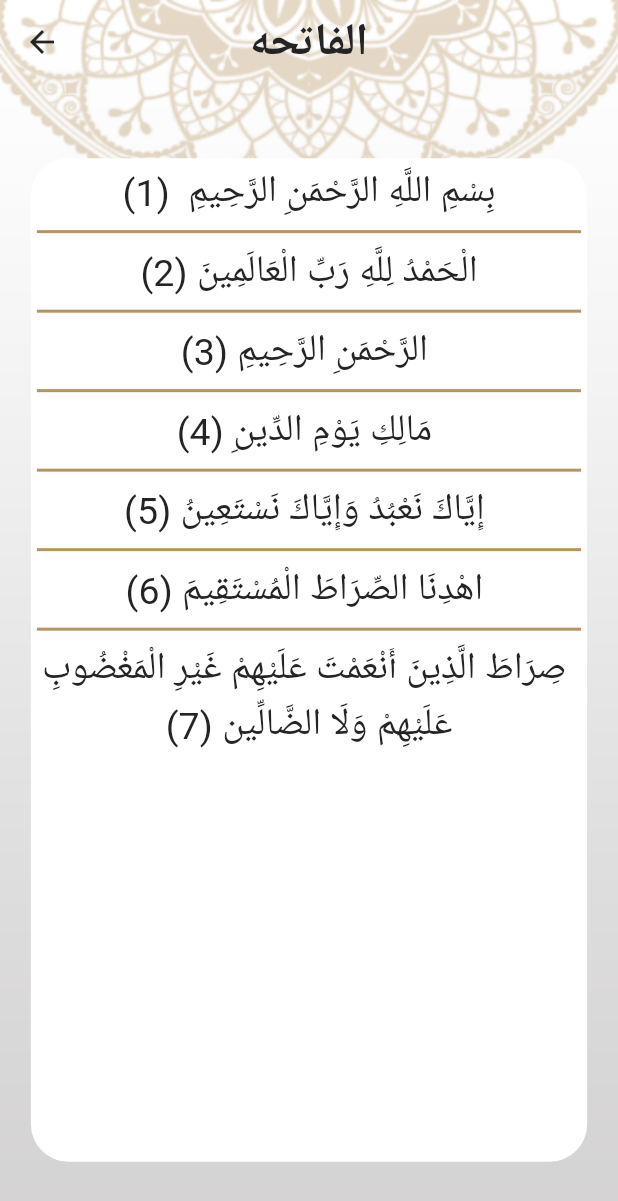
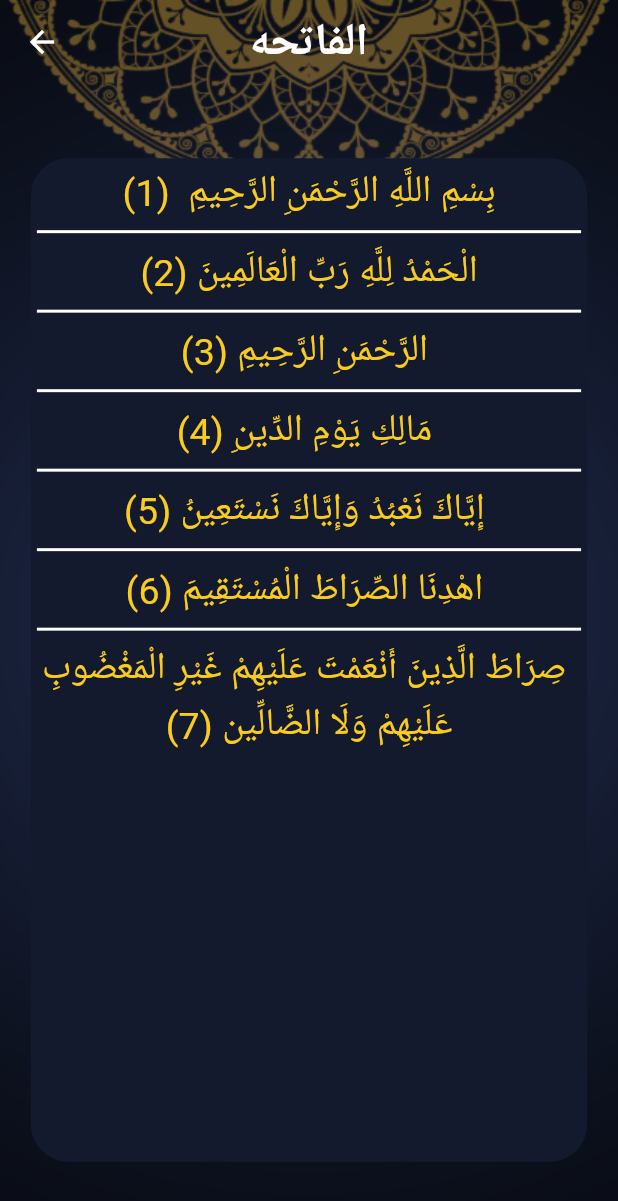
Before and after one commit to Amira-ElSafty/islami_app_c10_fri, a Flutter app: the screen it shows after launch, after a tap on "الفاتحه", on a phone screen of 412 x 824 dp. Shown: the top 1201 px of the screen. Run offline on Flutter 3.47's test engine with Material 3 defaults, Android fonts, the phone set to English and light mode, and no system bars; generated files the repository leaves out were written again.

Commit message:
finished settings tab using provider.

```diff
--- /dev/null
+++ b/l10n.yaml
@@ -0,0 +1,3 @@
+arb-dir: lib/l10n
+template-arb-file: app_en.arb
+output-localization-file: app_localizations.dart
--- a/lib/home/hadeth/hadeth_tab.dart
+++ b/lib/home/hadeth/hadeth_tab.dart
@@ -2,6 +2,7 @@ import 'package:flutter/material.dart';
 import 'package:flutter/services.dart';
 import 'package:flutter_app_islami_c10_fri/home/hadeth/item_hadeth_name.dart';
 import 'package:flutter_app_islami_c10_fri/my_theme.dart';
+import 'package:flutter_gen/gen_l10n/app_localizations.dart';
 
 class HadethTab extends StatefulWidget {
   @override
@@ -24,7 +25,7 @@ class _HadethTabState extends State<HadethTab> {
           thickness: 3,
         ),
         Text(
-          'Hadeth Name',
+          AppLocalizations.of(context)!.hadeth_name,
           style: Theme.of(context).textTheme.titleMedium,
         ),
         Divider(
--- a/lib/home/home_screen.dart
+++ b/lib/home/home_screen.dart
@@ -3,6 +3,10 @@ import 'package:flutter_app_islami_c10_fri/home/hadeth/hadeth_tab.dart';
 import 'package:flutter_app_islami_c10_fri/home/quran/quran_tab.dart';
 import 'package:flutter_app_islami_c10_fri/home/radio/radio_tab.dart';
 import 'package:flutter_app_islami_c10_fri/home/sebha/sebha_tab.dart';
+import 'package:flutter_app_islami_c10_fri/home/settings/settiings_tab.dart';
+import 'package:flutter_app_islami_c10_fri/provider/app_config_provider.dart';
+import 'package:flutter_gen/gen_l10n/app_localizations.dart';
+import 'package:provider/provider.dart';
 
 class HomeScreen extends StatefulWidget {
   static const String routeName = 'home-screen';
@@ -16,18 +20,26 @@ class _HomeScreenState extends State<HomeScreen> {
 
   @override
   Widget build(BuildContext context) {
+    var provider = Provider.of<AppConfigProvider>(context);
     return Stack(
       children: [
-        Image.asset(
-          'assets/images/main_background.png',
-          width: double.infinity,
-          height: double.infinity,
-          fit: BoxFit.fill,
-        ),
+        provider.isDarkMode()
+            ? Image.asset(
+                'assets/images/main_background_dark.png',
+                width: double.infinity,
+                height: double.infinity,
+                fit: BoxFit.fill,
+              )
+            : Image.asset(
+                'assets/images/main_background.png',
+                width: double.infinity,
+                height: double.infinity,
+                fit: BoxFit.fill,
+              ),
         Scaffold(
           appBar: AppBar(
-            title:
-                Text('Islami', style: Theme.of(context).textTheme.titleLarge),
+            title: Text(AppLocalizations.of(context)!.app_title,
+                style: Theme.of(context).textTheme.titleLarge),
           ),
           bottomNavigationBar: Theme(
             data: Theme.of(context)
@@ -41,17 +53,20 @@ class _HomeScreenState extends State<HomeScreen> {
               items: [
                 BottomNavigationBarItem(
                     icon: ImageIcon(AssetImage('assets/images/icon_quran.png')),
-                    label: 'Quran'),
+                    label: AppLocalizations.of(context)!.quran),
                 BottomNavigationBarItem(
                     icon:
                         ImageIcon(AssetImage('assets/images/icon_hadeth.png')),
-                    label: 'Hadeth'),
+                    label: AppLocalizations.of(context)!.hadeth),
                 BottomNavigationBarItem(
                     icon: ImageIcon(AssetImage('assets/images/icon_sebha.png')),
-                    label: 'Sebha'),
+                    label: AppLocalizations.of(context)!.sebha),
                 BottomNavigationBarItem(
                     icon: ImageIcon(AssetImage('assets/images/icon_radio.png')),
-                    label: 'Radio'),
+                    label: AppLocalizations.of(context)!.radio),
+                BottomNavigationBarItem(
+                    icon: Icon(Icons.settings),
+                    label: AppLocalizations.of(context)!.settings),
               ],
             ),
           ),
@@ -61,5 +76,11 @@ class _HomeScreenState extends State<HomeScreen> {
     );
   }
 
-  List<Widget> tabs = [QuranTab(), HadethTab(), SebhaTab(), RadioTab()];
+  List<Widget> tabs = [
+    QuranTab(),
+    HadethTab(),
+    SebhaTab(),
+    RadioTab(),
+    SettingsTab()
+  ];
 }
--- a/lib/home/quran/item_sura_details.dart
+++ b/lib/home/quran/item_sura_details.dart
@@ -1,4 +1,7 @@
 import 'package:flutter/material.dart';
+import 'package:flutter_app_islami_c10_fri/my_theme.dart';
+import 'package:flutter_app_islami_c10_fri/provider/app_config_provider.dart';
+import 'package:provider/provider.dart';
 
 class ItemSuraDetails extends StatelessWidget {
   String content;
@@ -9,9 +12,15 @@ class ItemSuraDetails extends StatelessWidget {
 
   @override
   Widget build(BuildContext context) {
+    var provider = Provider.of<AppConfigProvider>(context);
     return Text(
       '$content (${index + 1})',
-      style: Theme.of(context).textTheme.titleSmall,
+      style: provider.isDarkMode()
+          ? Theme.of(context)
+              .textTheme
+              .titleSmall
+              ?.copyWith(color: MyTheme.yellowColor)
+          : Theme.of(context).textTheme.titleSmall,
       textAlign: TextAlign.center,
       textDirection: TextDirection.rtl,
     );
--- a/lib/home/quran/quran_tab.dart
+++ b/lib/home/quran/quran_tab.dart
@@ -1,5 +1,9 @@
 import 'package:flutter/material.dart';
 import 'package:flutter_app_islami_c10_fri/home/quran/item_sura_name.dart';
+import 'package:flutter_app_islami_c10_fri/my_theme.dart';
+import 'package:flutter_app_islami_c10_fri/provider/app_config_provider.dart';
+import 'package:flutter_gen/gen_l10n/app_localizations.dart';
+import 'package:provider/provider.dart';
 
 class QuranTab extends StatelessWidget {
   List<String> names = [
@@ -121,26 +125,33 @@ class QuranTab extends StatelessWidget {
 
   @override
   Widget build(BuildContext context) {
+    var provider = Provider.of<AppConfigProvider>(context);
     return Column(
       children: [
         Center(child: Image.asset('assets/images/quran_logo.png')),
         Divider(
-          color: Theme.of(context).primaryColor,
+          color: provider.isDarkMode()
+              ? MyTheme.yellowColor
+              : MyTheme.primaryLight,
           thickness: 3,
         ),
         Text(
-          'Sura Name',
+          AppLocalizations.of(context)!.sura_name,
           style: Theme.of(context).textTheme.titleMedium,
         ),
         Divider(
-          color: Theme.of(context).primaryColor,
+          color: provider.isDarkMode()
+              ? MyTheme.yellowColor
+              : MyTheme.primaryLight,
           thickness: 3,
         ),
         Expanded(
           child: ListView.separated(
             separatorBuilder: (context, index) {
               return Divider(
-                color: Theme.of(context).primaryColor,
+                color: provider.isDarkMode()
+                    ? MyTheme.yellowColor
+                    : MyTheme.primaryLight,
                 thickness: 2,
               );
             },
--- a/lib/home/quran/sura_details_screen.dart
+++ b/lib/home/quran/sura_details_screen.dart
@@ -2,6 +2,8 @@ import 'package:flutter/material.dart';
 import 'package:flutter/services.dart';
 import 'package:flutter_app_islami_c10_fri/home/quran/item_sura_details.dart';
 import 'package:flutter_app_islami_c10_fri/my_theme.dart';
+import 'package:flutter_app_islami_c10_fri/provider/app_config_provider.dart';
+import 'package:provider/provider.dart';
 
 class SuraDetaillsScreen extends StatefulWidget {
   static const String routeName = 'sura-details-screen';
@@ -16,16 +18,24 @@ class _SuraDetaillsScreenState extends State<SuraDetaillsScreen> {
   @override
   Widget build(BuildContext context) {
     var args = ModalRoute.of(context)?.settings.arguments as SuraDetailsArgs;
+    var provider = Provider.of<AppConfigProvider>(context);
     if (verses.isEmpty) {
       loadFile(args.index);
     }
     return Stack(children: [
-      Image.asset(
-        'assets/images/main_background.png',
-        width: double.infinity,
-        height: double.infinity,
-        fit: BoxFit.fill,
-      ),
+      provider.isDarkMode()
+          ? Image.asset(
+              'assets/images/main_background_dark.png',
+              width: double.infinity,
+              height: double.infinity,
+              fit: BoxFit.fill,
+            )
+          : Image.asset(
+              'assets/images/main_background.png',
+              width: double.infinity,
+              height: double.infinity,
+              fit: BoxFit.fill,
+            ),
       Scaffold(
         appBar: AppBar(
           title: Text(args.name, style: Theme.of(context).textTheme.titleLarge),
@@ -41,12 +51,16 @@ class _SuraDetaillsScreenState extends State<SuraDetaillsScreen> {
                     horizontal: MediaQuery.of(context).size.width * 0.05),
                 padding: EdgeInsets.all(4),
                 decoration: BoxDecoration(
-                    color: MyTheme.whiteColor,
+                    color: provider.isDarkMode()
+                        ? MyTheme.primaryDark
+                        : MyTheme.whiteColor,
                     borderRadius: BorderRadius.circular(25)),
                 child: ListView.separated(
                   separatorBuilder: (context, index) {
                     return Divider(
-                      color: Theme.of(context).primaryColor,
+                      color: provider.isDarkMode()
+                          ? MyTheme.whiteColor
+                          : Theme.of(context).primaryColor,
                       thickness: 2,
                     );
                   },
--- a/lib/main.dart
+++ b/lib/main.dart
@@ -3,14 +3,19 @@ import 'package:flutter_app_islami_c10_fri/home/hadeth/hadeth_details_screen.dar
 import 'package:flutter_app_islami_c10_fri/home/home_screen.dart';
 import 'package:flutter_app_islami_c10_fri/home/quran/sura_details_screen.dart';
 import 'package:flutter_app_islami_c10_fri/my_theme.dart';
+import 'package:flutter_app_islami_c10_fri/provider/app_config_provider.dart';
+import 'package:flutter_gen/gen_l10n/app_localizations.dart';
+import 'package:provider/provider.dart';
 
 void main() {
-  runApp(MyApp());
+  runApp(ChangeNotifierProvider(
+      create: (context) => AppConfigProvider(), child: MyApp()));
 }
 
 class MyApp extends StatelessWidget {
   @override
   Widget build(BuildContext context) {
+    var provider = Provider.of<AppConfigProvider>(context);
     return MaterialApp(
       debugShowCheckedModeBanner: false,
       initialRoute: HomeScreen.routeName,
@@ -20,6 +25,11 @@ class MyApp extends StatelessWidget {
         HadethDetaillsScreen.routeName: (context) => HadethDetaillsScreen(),
       },
       theme: MyTheme.lightTheme,
+      darkTheme: MyTheme.darkTheme,
+      themeMode: provider.appTheme,
+      locale: Locale(provider.appLanguage),
+      localizationsDelegates: AppLocalizations.localizationsDelegates,
+      supportedLocales: AppLocalizations.supportedLocales,
     );
   }
 }
--- a/lib/my_theme.dart
+++ b/lib/my_theme.dart
@@ -4,7 +4,10 @@ class MyTheme {
   /// colors , dark mode , light mode
   static Color blackColor = Color(0xff242424);
   static Color whiteColor = Color(0xffffffff);
+  static Color yellowColor = Color(0xffFACC1D);
   static Color primaryLight = Color(0xffB7935F);
+  static Color primaryDark = Color(0xff141A2E);
+
   static ThemeData lightTheme = ThemeData(
       primaryColor: primaryLight,
       scaffoldBackgroundColor: Colors.transparent,
@@ -20,13 +23,28 @@ class MyTheme {
         titleLarge: TextStyle(
             fontSize: 30, fontWeight: FontWeight.bold, color: blackColor),
         titleMedium: TextStyle(
-            fontSize: 25, fontWeight: FontWeight.w500, color: blackColor),
+            fontSize: 25, fontWeight: FontWeight.w600, color: blackColor),
         titleSmall: TextStyle(
             fontSize: 25, fontWeight: FontWeight.w400, color: blackColor),
-        // bodyMedium: TextStyle(
-        //     fontSize: 25,
-        //     fontWeight: FontWeight.w400,
-        //     color: blackColor
-        // ),
+      ));
+
+  static ThemeData darkTheme = ThemeData(
+      primaryColor: primaryDark,
+      scaffoldBackgroundColor: Colors.transparent,
+      appBarTheme: AppBarTheme(
+          backgroundColor: Colors.transparent,
+          elevation: 0,
+          centerTitle: true,
+          iconTheme: IconThemeData(color: whiteColor)),
+      bottomNavigationBarTheme: BottomNavigationBarThemeData(
+        selectedItemColor: yellowColor,
+      ),
+      textTheme: TextTheme(
+        titleLarge: TextStyle(
+            fontSize: 30, fontWeight: FontWeight.bold, color: whiteColor),
+        titleMedium: TextStyle(
+            fontSize: 25, fontWeight: FontWeight.w600, color: whiteColor),
+        titleSmall: TextStyle(
+            fontSize: 25, fontWeight: FontWeight.w400, color: whiteColor),
       ));
 }
--- /dev/null
+++ b/lib/provider/app_config_provider.dart
@@ -0,0 +1,26 @@
+import 'package:flutter/material.dart';
+
+class AppConfigProvider extends ChangeNotifier {
+  String appLanguage = 'en';
+  ThemeMode appTheme = ThemeMode.dark;
+
+  void changeLanguage(String newLanguage) {
+    if (appLanguage == newLanguage) {
+      return;
+    }
+    appLanguage = newLanguage;
+    notifyListeners();
+  }
+
+  void changeTheme(ThemeMode newMode) {
+    if (appTheme == newMode) {
+      return;
+    }
+    appTheme = newMode;
+    notifyListeners();
+  }
+
+  bool isDarkMode() {
+    return appTheme == ThemeMode.dark;
+  }
+}
--- a/pubspec.yaml
+++ b/pubspec.yaml
@@ -30,6 +30,10 @@ environment:
 dependencies:
   flutter:
     sdk: flutter
+  flutter_localizations:
+    sdk: flutter
+  intl: any
+  provider: ^6.1.1
 
 
   # The following adds the Cupertino Icons font to your application.
@@ -52,6 +56,7 @@ dev_dependencies:
 
 # The following section is specific to Flutter packages.
 flutter:
+  generate: true
 
   # The following line ensures that the Material Icons font is
   # included with your application, so that you can use the icons in
```
Also changed, not shown: lib/home/settings/language_bottom_sheet.dart (added, +69 -0 lines), lib/home/settings/settiings_tab.dart (added, +108 -0 lines), lib/home/settings/theme_bottom_sheet.dart (added, +70 -0 lines), lib/l10n/app_ar.arb (added, +16 -0 lines), lib/l10n/app_en.arb (added, +16 -0 lines), assets/images/2.0x/main_background_dark@2x.png (added), assets/images/3.0x/main_background_dark@3x.png (added), assets/images/main_background_dark.png (added), pubspec.lock.
